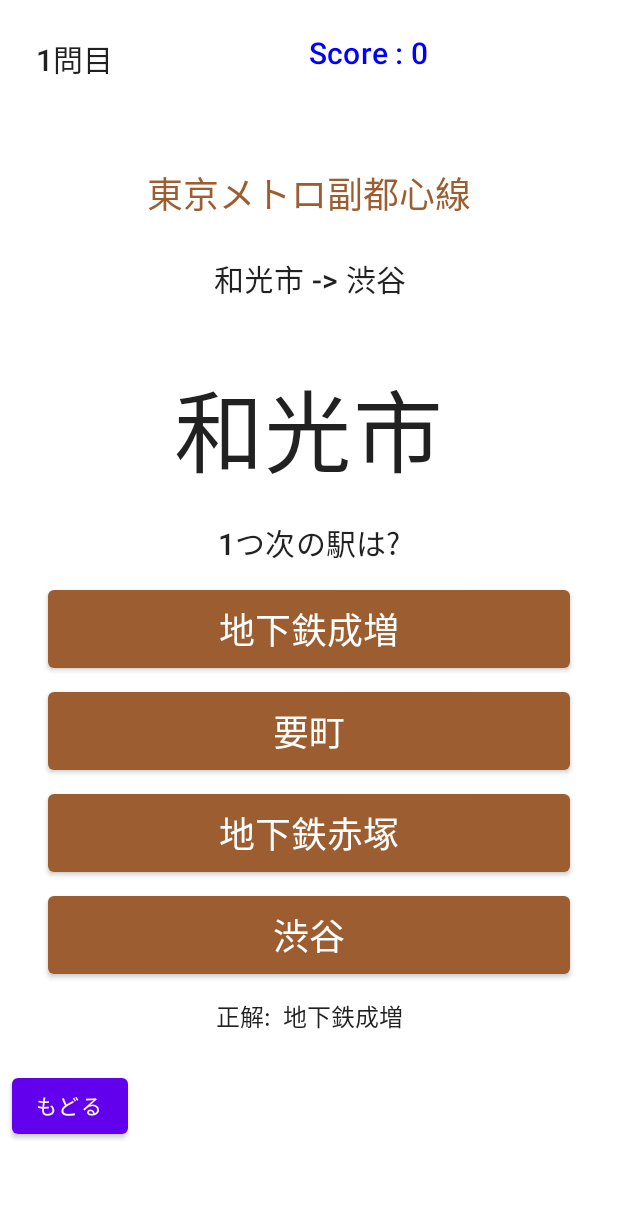
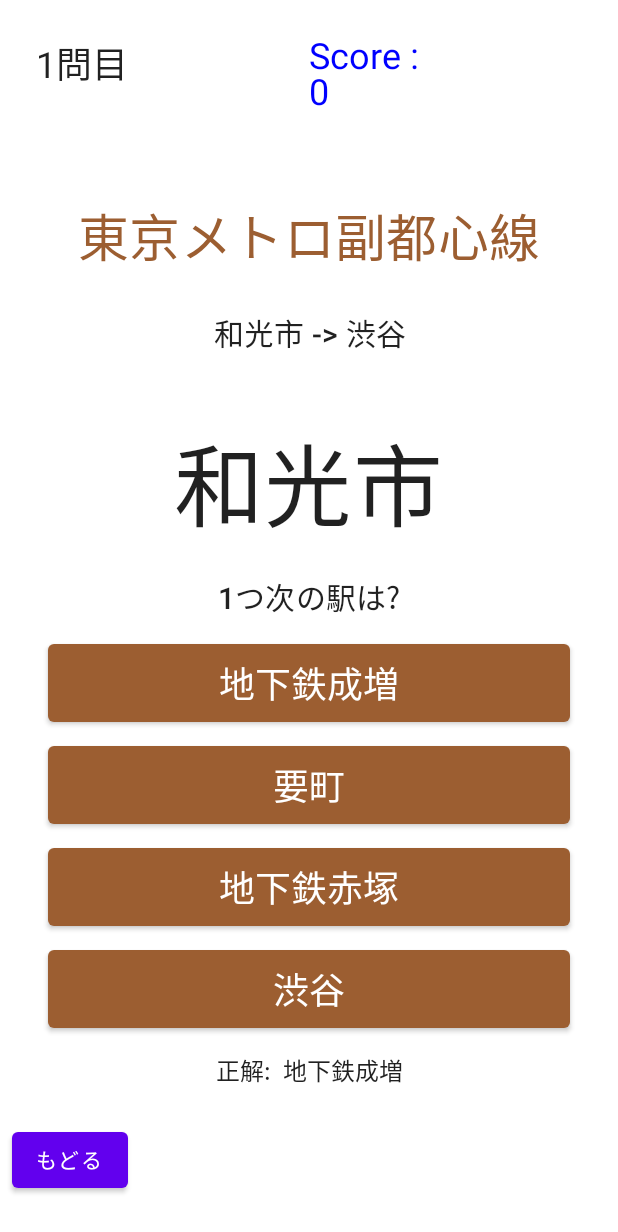
Before and after one commit to Prgckwb/StationQuiz, an Android app built with Jetpack Compose: the DisplaySelectGameScreen screen opened through its navigation route, on a phone screen of 412 x 824 dp. Shown: the top 1232 px of the screen. Run offline under Robolectric (Android 15) with nearby library versions, the phone set to English and light mode, and no system bars.

```diff
--- a/app/src/main/java/com/prgckwb/stationquiz/composable/GameComposable.kt
+++ b/app/src/main/java/com/prgckwb/stationquiz/composable/GameComposable.kt
@@ -19,8 +19,15 @@
             .fillMaxWidth()
             .padding(8.dp)
     ) {
-        Text(text = "${questionNum}問目", Modifier.fillMaxWidth(0.5f), style = MaterialTheme.typography.h6)
-        Text(text = "Score : $score", Modifier.fillMaxWidth(0.5f), color = color, style = MaterialTheme.typography.h6)
+        Text(
+            text = "${questionNum}問目",
+            Modifier.fillMaxWidth(0.5f),
+            style = MaterialTheme.typography.h5)
+        Text(
+            text = "Score : $score",
+            Modifier.fillMaxWidth(0.5f),
+            color = color,
+            style = MaterialTheme.typography.h5)
     }
 }
 
@@ -30,7 +37,7 @@
     Column {
         Text(
             text = gameModel.line.lineName,
-            style = MaterialTheme.typography.h5,
+            style = MaterialTheme.typography.h4,
             color = gameModel.line.lineColor,
             modifier = Modifier
                 .fillMaxWidth()
--- a/app/src/main/java/com/prgckwb/stationquiz/game/GameModel.kt
+++ b/app/src/main/java/com/prgckwb/stationquiz/game/GameModel.kt
@@ -3,10 +3,10 @@
 import kotlin.math.min
 import kotlin.random.Random
 
-class GameModel {
+class GameModel() {
     var score: Int = 0
     var questionNum: Int = 1
-    val line = allLinesList.random()
+    val line: Line = allLinesList.random()
     val totalStationsNum = line.stations.size
     var stationIndex = Random.nextInt(totalStationsNum)
     var currentStation: Station = line.stations[stationIndex]
```
Also changed, not shown: app/src/main/java/com/prgckwb/stationquiz/screen/DictionaryScreen.kt (+8 -2 lines).
